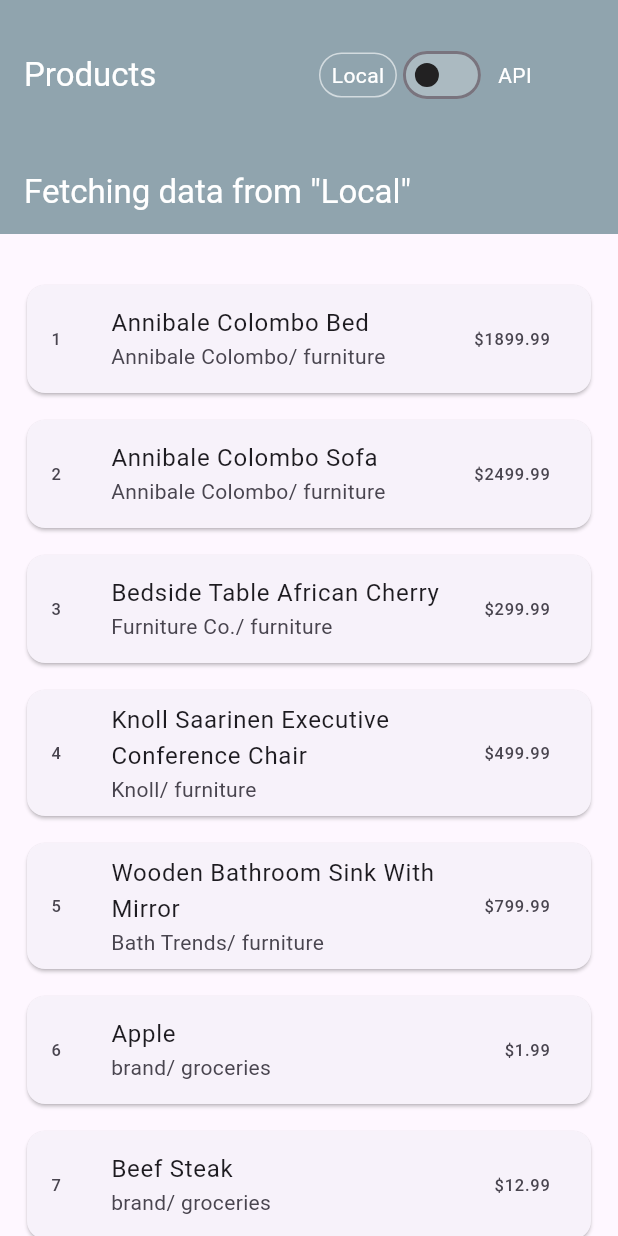
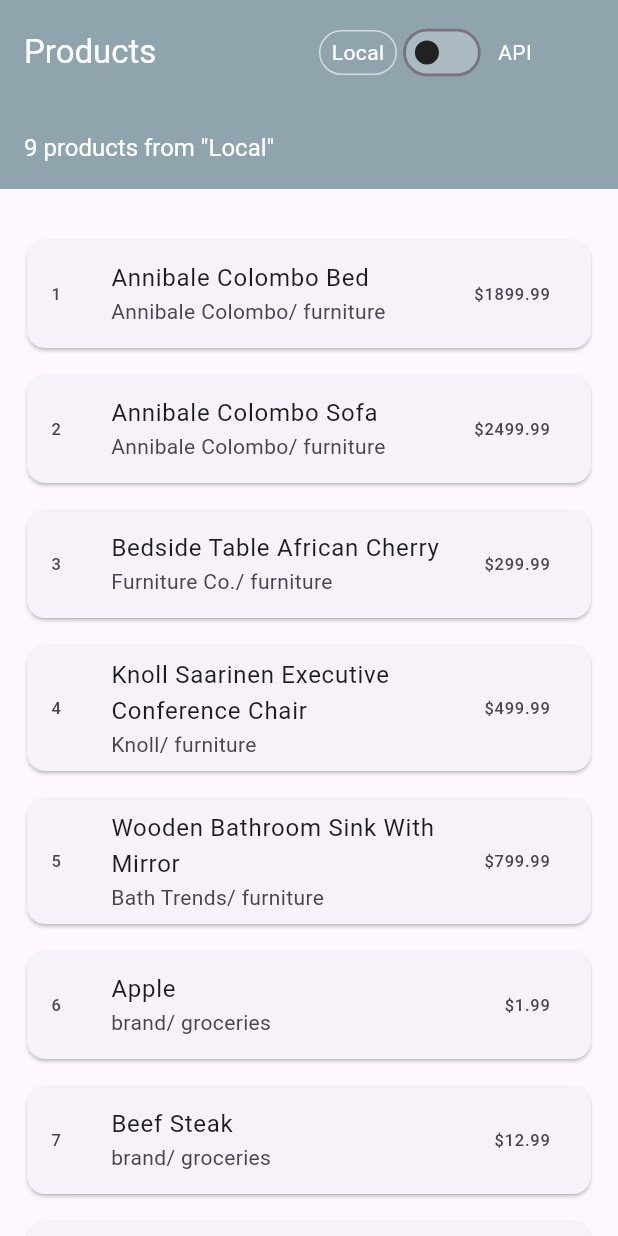
Before and after one commit to Barzi-Yassin/api_test, a Flutter app: the screen it shows after launch, on a phone screen of 412 x 824 dp. Run offline on Flutter 3.47's test engine with Material 3 defaults, Android fonts, the phone set to English and light mode, and no system bars; our stand-ins replace cached_network_image.

Commit message:
showing loading on getting products from api, updating readme

```diff
--- a/lib/src/app.dart
+++ b/lib/src/app.dart
@@ -30,6 +30,9 @@ class App extends StatelessWidget {
         thumbColor: MaterialStateProperty.all(Colors.black87),
         trackColor: MaterialStateProperty.all(Colors.white24),
       ),
+      progressIndicatorTheme: ProgressIndicatorThemeData(
+        color: Colors.blueGrey.shade700,
+      ),
     );
   }
 }
--- a/lib/src/features/products/presentation/screens/detail_screen.dart
+++ b/lib/src/features/products/presentation/screens/detail_screen.dart
@@ -1,7 +1,7 @@
-import 'package:api_test/src/features/products/presentation/widgets/catched_net_img_widget.dart';
 import 'package:flutter/material.dart';
 
 import 'package:api_test/src/features/products/models/product/product_model.dart';
+import 'package:api_test/src/features/products/presentation/widgets/catched_net_img_widget.dart';
 
 class DetailScreen extends StatefulWidget {
   const DetailScreen({super.key});
--- a/lib/src/features/products/presentation/screens/products_screen.dart
+++ b/lib/src/features/products/presentation/screens/products_screen.dart
@@ -1,10 +1,9 @@
-import 'package:api_test/src/features/products/services/local/product_service_local.dart';
 import 'package:flutter/material.dart';
 
 import 'package:api_test/src/app.dart';
-import 'package:api_test/src/features/products/data/product_pack_data_2.dart';
 import 'package:api_test/src/features/products/models/product/product_model.dart';
 import 'package:api_test/src/features/products/models/product_pack/product_pack_model.dart';
+import 'package:api_test/src/features/products/services/local/product_service_local.dart';
 import 'package:api_test/src/features/products/services/remote/product_service_remote.dart';
 
 class ProductsScreen extends StatefulWidget {
@@ -19,7 +18,7 @@ class _ProductsScreenState extends State<ProductsScreen> {
 
   bool switchCurrentValue =
       false; // fetching data from (switchCurrentValue ? api : local)
-
+  bool isLoading = false;
   @override
   void initState() {
     super.initState();
@@ -30,18 +29,23 @@ class _ProductsScreenState extends State<ProductsScreen> {
       setState(() => productPack = ProductServiceLocal.fetchProducts);
 
   void get fetchProductsFromApi async {
+    setState(() => isLoading = true);
     final ProductPack? productsFromApi =
         await ProductServiceRemote.fetchProducts;
+
     setState(
-      () => productsFromApi == null
+      () {
+        productsFromApi == null
             ? switchCurrentValue = false
-          : productPack = productsFromApi,
+            : productPack = productsFromApi;
+        isLoading = false;
+      },
     );
   }
 
   void get toggleDataSource => setState(() {
         switchCurrentValue = !switchCurrentValue;
-        switchCurrentValue ? fetchProductsFromApi : fetchProductsFromLocal;
+        switchCurrentValue ? {fetchProductsFromApi} : fetchProductsFromLocal;
         debugPrint('switchCurrentValue: $switchCurrentValue');
       });
 
@@ -49,7 +53,7 @@ class _ProductsScreenState extends State<ProductsScreen> {
   Widget build(BuildContext context) {
     return Scaffold(
       appBar: AppBar(
-        toolbarHeight: 100,
+        toolbarHeight: 70,
         title: const Text('Products'),
         actions: [
           textWithBorder("  Local  ", false),
@@ -61,8 +65,12 @@ class _ProductsScreenState extends State<ProductsScreen> {
           const SizedBox(width: 50),
         ],
         bottom: AppBar(
-          title: Text(
-            'Fetching data from "${switchCurrentValue ? 'API' : 'Local'}"',
+          title: isLoading
+              ? const LinearProgressIndicator()
+              : Text(
+                  // 'Fetching data from "${switchCurrentValue ? 'API' : 'Local'}"',
+                  '${productPack.products.length} products from "${switchCurrentValue ? 'API' : 'Local'}"',
+                  style: const TextStyle(fontSize: 16),
                 ),
         ),
       ),
@@ -71,17 +79,20 @@ class _ProductsScreenState extends State<ProductsScreen> {
         width: double.infinity,
         child: productPack.products.isEmpty
             ? const Center(child: Text('No products found!'))
-            : ListView.separated(
+            : isLoading
+                ? const SizedBox()
+                : (ListView.separated(
+                    // here we can return data directly from api using Future or Stream builders (Recommended for production environment)
                     padding: const EdgeInsets.fromLTRB(14, 30, 14, 200),
                     itemCount: productPack.products.length,
-                // itemCount: 1,
                     separatorBuilder: (context, index) =>
                         const SizedBox(height: 10),
                     itemBuilder: (context, index) {
-                  final Product product = productPack.products.elementAt(index);
+                      final Product product =
+                          productPack.products.elementAt(index);
                       return productCard(index, product);
                     },
-              ),
+                  )),
       ),
     );
   }
```
Also changed, not shown: 1 other file. Lines whose indentation alone changed are shown as unchanged.
